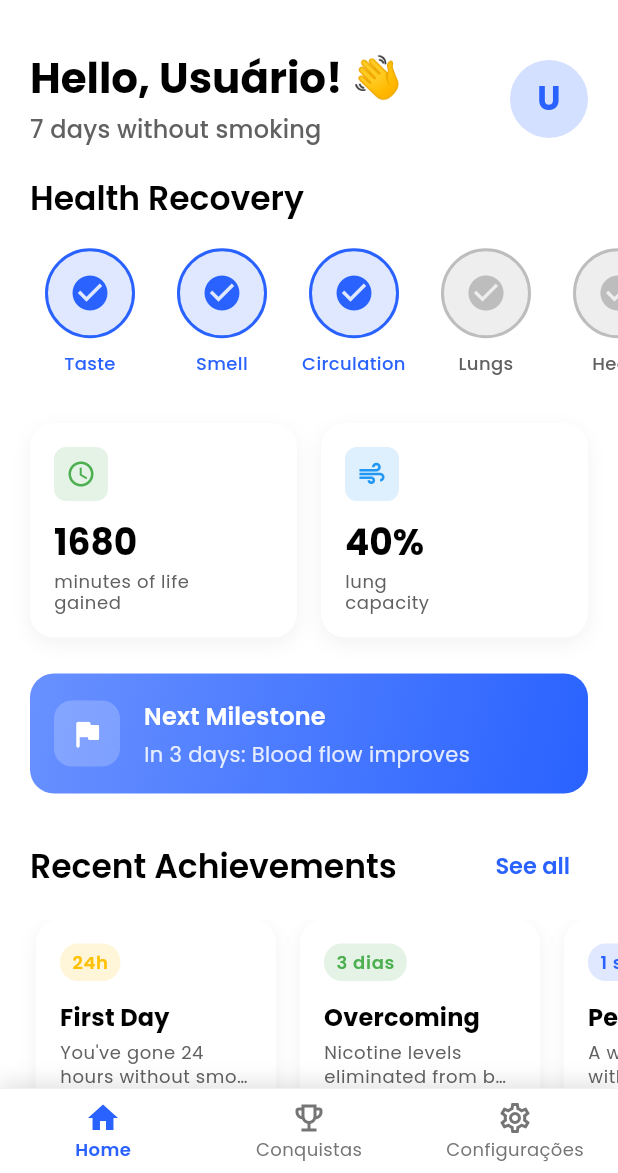
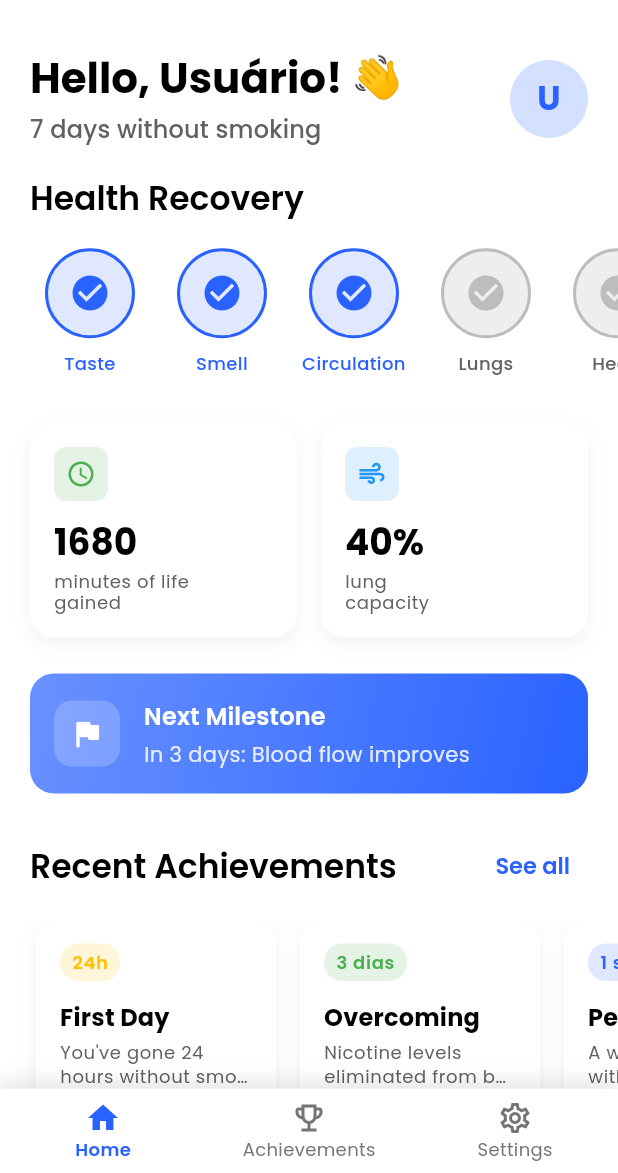
Before and after one commit to kellvembarbosa/nicotinaai_flutter, a Flutter app: the MainScreen screen opened by its route, on a phone screen of 412 x 824 dp, the part 63-1236 px from its top. Run offline on Flutter 3.47's test engine with Material 3 defaults, Android fonts, the phone set to English and light mode, and no system bars; our stand-ins replace flutter_dotenv, flutter_secure_storage, go_router, google_fonts, shared_preferences, supabase_flutter; accounts and stored records are empty.

Commit message:
feat: add localization to bottom navigation bar tabs

```diff
--- a/lib/features/main/screens/main_screen.dart
+++ b/lib/features/main/screens/main_screen.dart
@@ -5,8 +5,9 @@ import 'package:nicotinaai_flutter/features/home/screens/home_screen.dart';
 import 'package:nicotinaai_flutter/features/settings/screens/settings_screen.dart';
 import 'package:provider/provider.dart';
 import 'package:nicotinaai_flutter/features/auth/providers/auth_provider.dart';
+import 'package:nicotinaai_flutter/l10n/app_localizations.dart';
 
-/// MainScreen com navegação em tabs
+/// MainScreen with tab navigation
 class MainScreen extends StatefulWidget {
   static const String routeName = '/main';
 
@@ -19,7 +20,7 @@ class MainScreen extends StatefulWidget {
 class _MainScreenState extends State<MainScreen> {
   int _currentIndex = 0;
 
-  // Lista de telas para as tabs
+  // List of screens for the tabs
   final List<Widget> _screens = [
     const HomeScreen(),
     const AchievementsScreen(),
@@ -29,7 +30,7 @@ class _MainScreenState extends State<MainScreen> {
   @override
   Widget build(BuildContext context) {
     final authProvider = Provider.of<AuthProvider>(context);
-    final userName = authProvider.currentUser?.name ?? 'Usuário';
+    final userName = authProvider.currentUser?.name ?? 'User';
 
     return Scaffold(
       body: IndexedStack(
@@ -42,6 +43,7 @@ class _MainScreenState extends State<MainScreen> {
 
   Widget _buildBottomNavigationBar(BuildContext context) {
     final isDark = context.isDarkMode;
+    final localizations = AppLocalizations.of(context);
 
     return Container(
       decoration: BoxDecoration(
@@ -67,31 +69,31 @@ class _MainScreenState extends State<MainScreen> {
             _currentIndex = index;
           });
         },
-        items: const [
+        items: [
           BottomNavigationBarItem(
-            icon: Icon(Icons.home_outlined),
-            activeIcon: Icon(Icons.home),
-            label: 'Home',
+            icon: const Icon(Icons.home_outlined),
+            activeIcon: const Icon(Icons.home),
+            label: localizations.home,
           ),
           BottomNavigationBarItem(
-            icon: Icon(Icons.emoji_events_outlined),
-            activeIcon: Icon(Icons.emoji_events),
-            label: 'Conquistas',
+            icon: const Icon(Icons.emoji_events_outlined),
+            activeIcon: const Icon(Icons.emoji_events),
+            label: localizations.achievements,
           ),
           BottomNavigationBarItem(
-            icon: Icon(Icons.settings_outlined),
-            activeIcon: Icon(Icons.settings),
-            label: 'Configurações',
+            icon: const Icon(Icons.settings_outlined),
+            activeIcon: const Icon(Icons.settings),
+            label: localizations.settings,
           ),
         ],
         backgroundColor: isDark ? const Color(0xFF121212) : Colors.white,
         selectedItemColor: context.primaryColor,
         unselectedItemColor: isDark ? Colors.grey[500] : Colors.grey[600],
-        selectedLabelStyle: TextStyle(
+        selectedLabelStyle: const TextStyle(
           fontWeight: FontWeight.w600,
           fontSize: 12,
         ),
-        unselectedLabelStyle: TextStyle(
+        unselectedLabelStyle: const TextStyle(
           fontWeight: FontWeight.normal,
           fontSize: 12,
         ),
```
